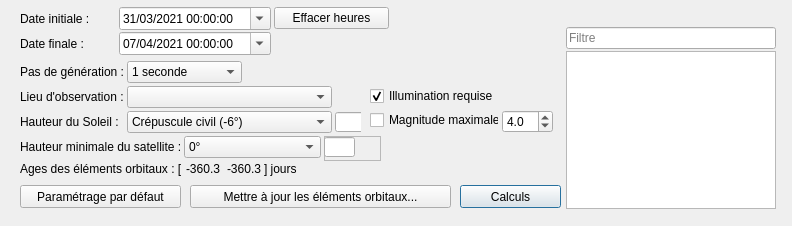
Before: the Qt Designer form src/interface/onglets/previsions/calculsprevisions.ui in mconsidine/previsat_archive, drawn with Qt 5.
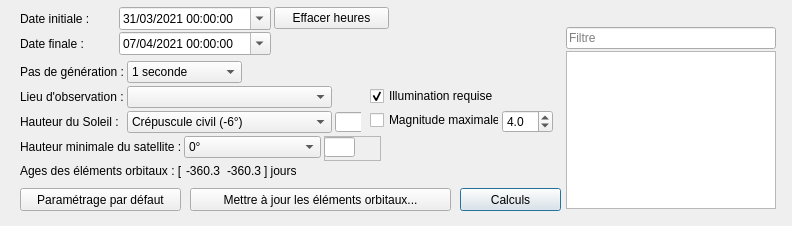
After: the same form once the commit is applied.

Diff of the .ui file:
```diff
--- a/src/interface/onglets/previsions/calculsprevisions.ui
+++ b/src/interface/onglets/previsions/calculsprevisions.ui
@@ -281,7 +281,7 @@
    <property name="geometry">
     <rect>
      <x>460</x>
-     <y>185</y>
+     <y>188</y>
      <width>101</width>
      <height>23</height>
     </rect>
@@ -693,7 +693,7 @@
    <property name="geometry">
     <rect>
      <x>20</x>
-     <y>185</y>
+     <y>188</y>
      <width>161</width>
      <height>23</height>
     </rect>
@@ -731,7 +731,7 @@
    <property name="geometry">
     <rect>
      <x>20</x>
-     <y>160</y>
+     <y>162</y>
      <width>278</width>
      <height>18</height>
     </rect>
@@ -795,7 +795,7 @@
    <property name="geometry">
     <rect>
      <x>190</x>
-     <y>185</y>
+     <y>188</y>
      <width>261</width>
      <height>23</height>
     </rect>
```
